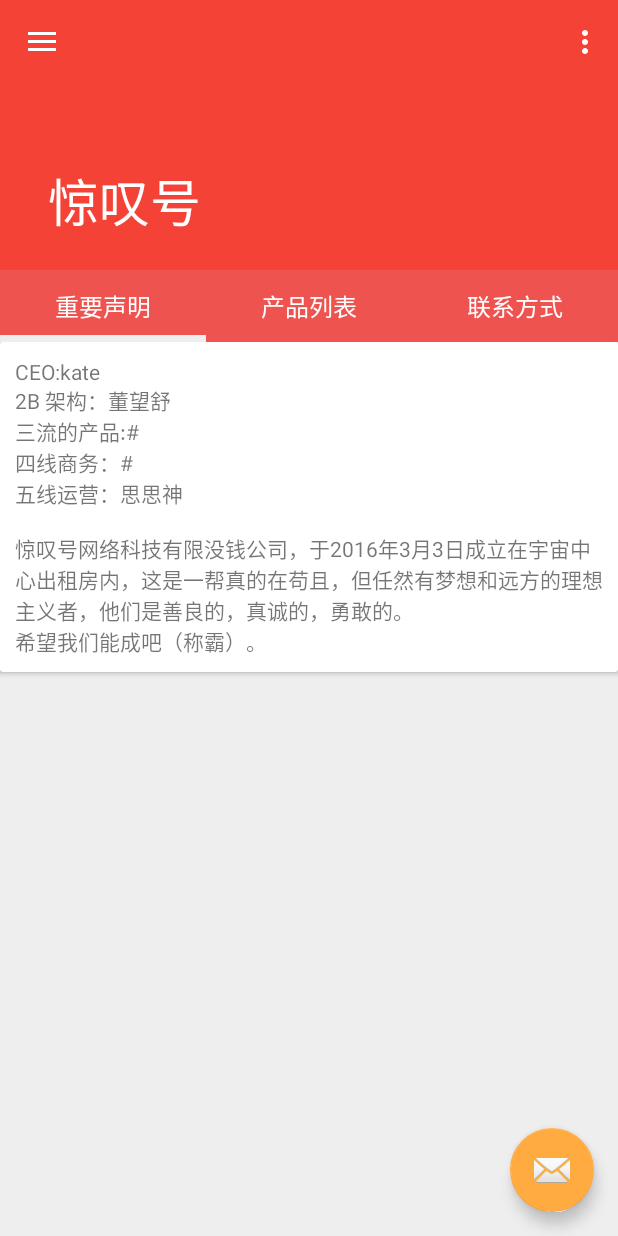
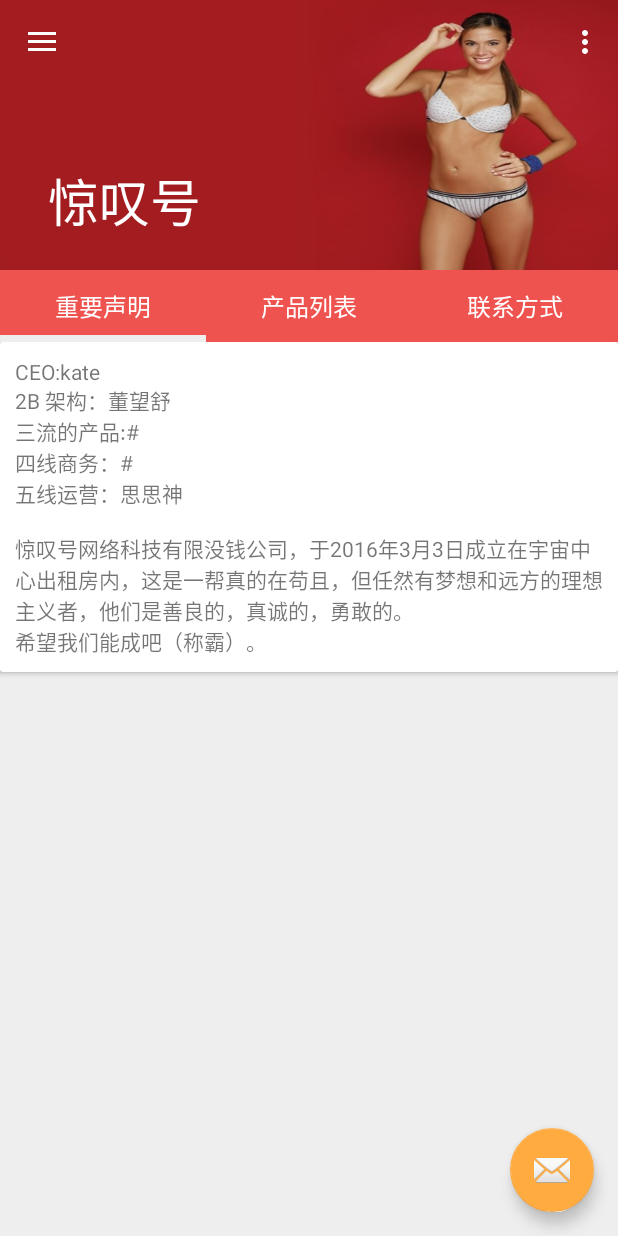
Before and after one commit to FlyingDuck/BoredApp, an Android app: the screen it shows after launch (MainActivity), on a phone screen of 412 x 824 dp. Run offline under Robolectric (Android 15) with nearby library versions, the phone set to English and light mode, and no system bars.

Commit message:
Change: Redifined package & add toolbar ads viewpager

```diff
--- a/app/src/main/AndroidManifest.xml
+++ b/app/src/main/AndroidManifest.xml
@@ -9,7 +9,7 @@
         android:supportsRtl="true"
         android:theme="@style/AppTheme">
         <activity
-            android:name=".MainActivity"
+            android:name=".ui.MainActivity"
             android:label="@string/app_name"
             android:theme="@style/AppTheme.NoActionBar">
             <intent-filter>
--- a/app/src/main/java/com/cookbeans/boredapp/MainActivity.java
+++ b/app/src/main/java/com/cookbeans/boredapp/ui/MainActivity.java
@@ -1,23 +1,29 @@
-package com.cookbeans.boredapp;
+package com.cookbeans.boredapp.ui;
 
 import android.os.Bundle;
 import android.support.design.widget.AppBarLayout;
 import android.support.design.widget.CollapsingToolbarLayout;
 import android.support.design.widget.FloatingActionButton;
+import android.support.design.widget.NavigationView;
 import android.support.design.widget.Snackbar;
 import android.support.v4.app.FragmentTransaction;
-import android.util.Log;
-import android.view.View;
-import android.support.design.widget.NavigationView;
 import android.support.v4.view.GravityCompat;
+import android.support.v4.view.PagerAdapter;
+import android.support.v4.view.ViewPager;
 import android.support.v4.widget.DrawerLayout;
 import android.support.v7.app.ActionBarDrawerToggle;
 import android.support.v7.app.AppCompatActivity;
 import android.support.v7.widget.Toolbar;
+import android.util.Log;
 import android.view.Menu;
 import android.view.MenuItem;
+import android.view.View;
+import android.view.ViewGroup;
+import android.widget.ImageView;
+import android.widget.LinearLayout;
 
-import com.cookbeans.boredapp.fragment.SampleSlidingTabsFragment;
+import com.cookbeans.boredapp.R;
+import com.cookbeans.boredapp.ui.fragment.SampleSlidingTabsFragment;
 
 public class MainActivity extends AppCompatActivity
         implements NavigationView.OnNavigationItemSelectedListener ,
@@ -27,6 +33,9 @@ public class MainActivity extends AppCompatActivity
     private AppBarLayout appBarLayout;
     private CollapsingToolbarLayout toolbarLayout;
     private Toolbar toolbar;
+
+//    private List<View> toolbarViewPagerAds;
+    private int[] toolbarViewPagerAds = new int[]{R.drawable.girl, R.drawable.drawer_bg};
 
     @Override
     protected void onCreate(Bundle savedInstanceState) {
@@ -43,6 +52,48 @@ public class MainActivity extends AppCompatActivity
         toolbar = (Toolbar) findViewById(R.id.toolbar);
         toolbar.setTitle(R.string.toolbar_name);
         setSupportActionBar(toolbar);
+
+        // toolbar viewpager
+        /*LayoutInflater lf = getLayoutInflater().from(this);
+        View adView = lf.inflate(R.layout.ads_toolbar_viewpager_item, null);
+        toolbarViewPagerAds = new ArrayList<>();
+        toolbarViewPagerAds.add(adView);
+        toolbarViewPagerAds.add(adView);
+        toolbarViewPagerAds.add(adView);*/
+
+        ViewPager toolbarViewPager = (ViewPager) findViewById(R.id.toolbar_viewpager);
+        PagerAdapter toolbarViewPagerAdapter = new PagerAdapter() {
+            @Override
+            public int getCount() {
+                return toolbarViewPagerAds.length;
+            }
+
+            @Override
+            public void destroyItem(ViewGroup container, int position, Object object) {
+                container.removeViewAt(position);
+            }
+
+            @Override
+            public CharSequence getPageTitle(int position) {
+                return "Ads "+position;
+            }
+
+            @Override
+            public boolean isViewFromObject(View view, Object object) {
+                return view == object;
+            }
+
+            @Override
+            public Object instantiateItem(ViewGroup container, int position) {
+                ImageView adImg = new ImageView(MainActivity.this);
+                adImg.setBackgroundResource(toolbarViewPagerAds[position]);
+                LinearLayout.LayoutParams layoutParams = new LinearLayout.LayoutParams(ViewPager.LayoutParams.MATCH_PARENT, ViewPager.LayoutParams.MATCH_PARENT);
+                adImg.setLayoutParams(layoutParams);
+                container.addView(adImg);
+                return adImg;
+            }
+        };
+        toolbarViewPager.setAdapter(toolbarViewPagerAdapter);
 
         FloatingActionButton fab = (FloatingActionButton) findViewById(R.id.fab);
         fab.setOnClickListener(new View.OnClickListener() {
--- a/app/src/main/java/com/cookbeans/boredapp/adapter/RecyclerViewAdapter.java
+++ b/app/src/main/java/com/cookbeans/boredapp/ui/adapter/RecyclerViewAdapter.java
@@ -1,4 +1,4 @@
-package com.cookbeans.boredapp.adapter;
+package com.cookbeans.boredapp.ui.adapter;
 
 import android.support.v7.widget.RecyclerView;
 import android.util.Log;
@@ -15,7 +15,7 @@ import java.util.List;
  * *****************************
  * ***    BoredApp   ****
  * *****************************
- * Package : com.cookbeans.boredapp.adapter
+ * Package : com.cookbeans.boredapp.ui.adapter
  * Data   : 16/2/26
  * Auth   : dongsj
  * Desc   :
--- a/app/src/main/java/com/cookbeans/boredapp/behavior/ScrollAwareFABBehavior.java
+++ b/app/src/main/java/com/cookbeans/boredapp/ui/behavior/ScrollAwareFABBehavior.java
@@ -1,4 +1,4 @@
-package com.cookbeans.boredapp.behavior;
+package com.cookbeans.boredapp.ui.behavior;
 
 import android.content.Context;
 import android.support.design.widget.CoordinatorLayout;
@@ -11,7 +11,7 @@ import android.view.View;
  * *****************************
  * ***    BoredApp   ****
  * *****************************
- * Package : com.cookbeans.boredapp.behavior
+ * Package : com.cookbeans.boredapp.ui.behavior
  * Data   : 16/2/26
  * Auth   : dongsj
  * Desc   :
--- a/app/src/main/java/com/cookbeans/boredapp/fragment/SimpleContentFragment.java
+++ b/app/src/main/java/com/cookbeans/boredapp/ui/fragment/SimpleContentFragment.java
@@ -14,7 +14,7 @@
  * limitations under the License.
  */
 
-package com.cookbeans.boredapp.fragment;
+package com.cookbeans.boredapp.ui.fragment;
 
 import android.os.Bundle;
 import android.support.v4.app.Fragment;
@@ -23,10 +23,9 @@ import android.support.v7.widget.RecyclerView;
 import android.view.LayoutInflater;
 import android.view.View;
 import android.view.ViewGroup;
-import android.widget.TextView;
 
 import com.cookbeans.boredapp.R;
-import com.cookbeans.boredapp.adapter.RecyclerViewAdapter;
+import com.cookbeans.boredapp.ui.adapter.RecyclerViewAdapter;
 
 import java.util.ArrayList;
 import java.util.List;
--- a/app/src/main/java/com/cookbeans/boredapp/view/SlidingTabLayout.java
+++ b/app/src/main/java/com/cookbeans/boredapp/ui/view/SlidingTabLayout.java
@@ -14,7 +14,7 @@
  * limitations under the License.
  */
 
-package com.cookbeans.boredapp.view;
+package com.cookbeans.boredapp.ui.view;
 
 import android.content.Context;
 import android.graphics.Color;
@@ -32,7 +32,7 @@ import android.widget.HorizontalScrollView;
 import android.widget.LinearLayout;
 import android.widget.TextView;
 
-import com.cookbeans.boredapp.fragment.SampleSlidingTabsFragment;
+import com.cookbeans.boredapp.ui.fragment.SampleSlidingTabsFragment;
 
 /**
  * To be used with ViewPager to provide a tab indicator component which give constant feedback as to
--- a/app/src/main/java/com/cookbeans/boredapp/view/SlidingTabStrip.java
+++ b/app/src/main/java/com/cookbeans/boredapp/ui/view/SlidingTabStrip.java
@@ -1,4 +1,4 @@
-package com.cookbeans.boredapp.view;
+package com.cookbeans.boredapp.ui.view;
 
 import android.content.Context;
 import android.graphics.Canvas;
--- /dev/null
+++ b/app/src/main/res/layout/ads_toolbar_viewpager_item.xml
@@ -0,0 +1,11 @@
+<?xml version="1.0" encoding="utf-8"?>
+<LinearLayout xmlns:android="http://schemas.android.com/apk/res/android"
+    android:layout_width="match_parent"
+    android:layout_height="match_parent">
+
+    <ImageView
+        android:background="@drawable/girl"
+        android:layout_width="match_parent"
+        android:layout_height="match_parent"/>
+
+</LinearLayout>
--- a/app/src/main/res/layout/app_bar_main.xml
+++ b/app/src/main/res/layout/app_bar_main.xml
@@ -5,7 +5,7 @@
     android:layout_width="match_parent"
     android:layout_height="match_parent"
     android:fitsSystemWindows="true"
-    tools:context="com.cookbeans.boredapp.MainActivity">
+    tools:context=".ui.MainActivity">
 
     <android.support.design.widget.AppBarLayout
         android:id="@+id/app_bar_layout"
@@ -21,14 +21,18 @@
             android:background="@color/colorPrimary"
             android:fitsSystemWindows="true"
             app:contentScrim="?attr/colorPrimaryDark"
-            app:layout_scrollFlags="scroll|enterAlwaysCollapsed|enterAlways">
+            app:layout_scrollFlags="scroll|enterAlwaysCollapsed">
 
             <!--<ImageView-->
                 <!--android:background="@drawable/girl"-->
                 <!--android:layout_width="match_parent"-->
                 <!--android:layout_height="match_parent"-->
                 <!--app:layout_collapseMode="parallax"/>-->
-
+            <android.support.v4.view.ViewPager
+                android:id="@+id/toolbar_viewpager"
+                android:layout_width="match_parent"
+                android:layout_height="match_parent"
+                app:layout_collapseMode="parallax" />
 
             <android.support.v7.widget.Toolbar
                 android:id="@+id/toolbar"
@@ -50,7 +54,7 @@
         android:layout_margin="@dimen/fab_margin"
         android:src="@android:drawable/ic_dialog_email"
         android:layout_gravity="bottom|end"
-        app:layout_behavior="com.cookbeans.boredapp.behavior.ScrollAwareFABBehavior"/>
+        app:layout_behavior="com.cookbeans.boredapp.ui.behavior.ScrollAwareFABBehavior"/>
 
     <!--app:layout_anchor="@id/app_bar"-->
     <!--app:layout_anchorGravity="bottom|end"-->
--- a/app/src/main/res/layout/content_main.xml
+++ b/app/src/main/res/layout/content_main.xml
@@ -7,7 +7,7 @@
     android:paddingBottom="@dimen/activity_vertical_margin"
     android:orientation="vertical"
     app:layout_behavior="@string/appbar_scrolling_view_behavior"
-    tools:context="com.cookbeans.boredapp.MainActivity"
+    tools:context=".ui.MainActivity"
     tools:showIn="@layout/app_bar_main">
 
     <FrameLayout
--- a/app/src/main/res/layout/fragment_sliding_tabs.xml
+++ b/app/src/main/res/layout/fragment_sliding_tabs.xml
@@ -4,7 +4,7 @@
     android:layout_width="match_parent"
     android:layout_height="match_parent">
 
-    <com.cookbeans.boredapp.view.SlidingTabLayout
+    <com.cookbeans.boredapp.ui.view.SlidingTabLayout
         android:id="@+id/sliding_tabs"
         android:layout_width="match_parent"
         android:layout_height="wrap_content"/>
```
Also changed, not shown: app/src/main/java/com/cookbeans/boredapp/ui/fragment/SampleSlidingTabsFragment.java (renamed from app/src/main/java/com/cookbeans/boredapp/fragment/SampleSlidingTabsFragment.java, +8 -8 lines).
